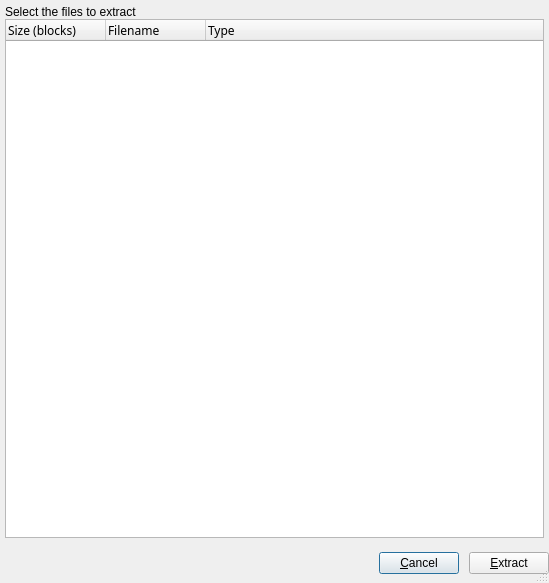
This is selectd64filesdialog.ui in mveinot/QtCBM as Qt 5 draws it before an edit. The edited form follows.
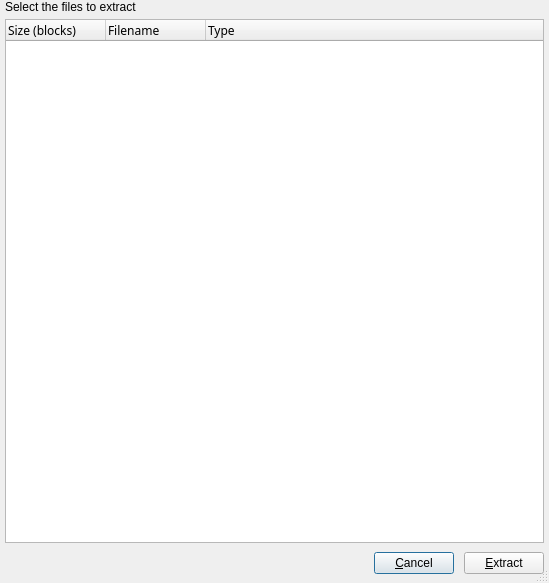
This is the edited form.

```diff
--- a/selectd64filesdialog.ui
+++ b/selectd64filesdialog.ui
@@ -27,13 +27,13 @@
     <number>0</number>
    </property>
    <property name="leftMargin">
-    <number>0</number>
+    <number>5</number>
    </property>
    <property name="topMargin">
     <number>0</number>
    </property>
    <property name="rightMargin">
-    <number>0</number>
+    <number>5</number>
    </property>
    <property name="bottomMargin">
     <number>0</number>
@@ -56,22 +56,25 @@
        </property>
        <layout class="QGridLayout" name="gridLayout_2">
         <property name="leftMargin">
-         <number>5</number>
+         <number>0</number>
         </property>
         <property name="topMargin">
-         <number>5</number>
+         <number>0</number>
         </property>
         <property name="rightMargin">
-         <number>5</number>
+         <number>0</number>
         </property>
         <property name="bottomMargin">
-         <number>5</number>
+         <number>0</number>
         </property>
-        <property name="horizontalSpacing">
-         <number>5</number>
+        <property name="spacing">
+         <number>0</number>
         </property>
         <item row="0" column="0">
          <layout class="QGridLayout" name="gridLayout">
+          <property name="verticalSpacing">
+           <number>5</number>
+          </property>
           <item row="1" column="0">
            <widget class="QTreeWidget" name="d64contents">
             <property name="font">
```
